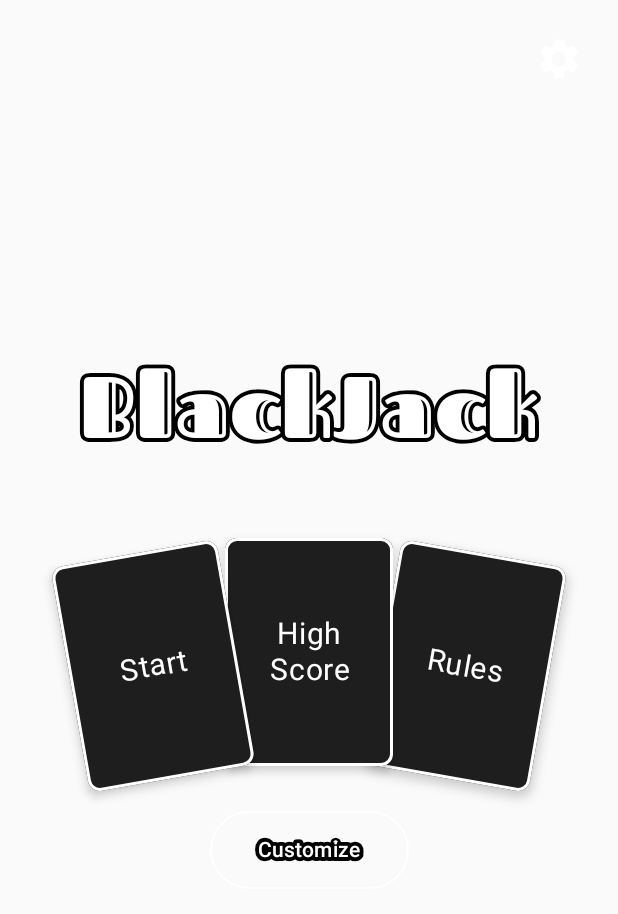
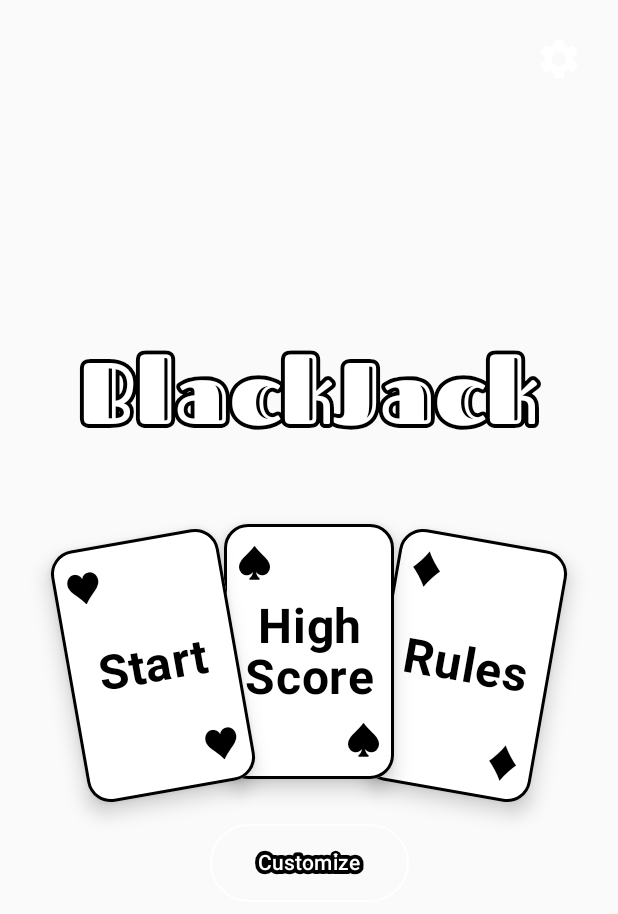
Before and after one commit to MainSkown/BlackJack, an Android app built with Jetpack Compose: the MainActivity screen opened directly, with no data from a screen before it, on a phone screen of 412 x 824 dp. Shown: the top 914 px of the screen. Run offline under Robolectric (Android 15) with nearby library versions, the phone set to English and light mode, and no system bars.

Commit message:
Updated card buttons

```diff
--- a/app/src/main/java/com/mainskown/blackjack/components/CardButton.kt
+++ b/app/src/main/java/com/mainskown/blackjack/components/CardButton.kt
@@ -1,64 +1,71 @@
 package com.mainskown.blackjack.components
 
+import androidx.compose.foundation.background
 import androidx.compose.foundation.border
 import androidx.compose.foundation.clickable
 import androidx.compose.foundation.layout.*
-import androidx.compose.material3.Card
+import androidx.compose.foundation.shape.RoundedCornerShape
 import androidx.compose.material3.Text
 import androidx.compose.runtime.Composable
 import androidx.compose.ui.Modifier
+import androidx.compose.ui.draw.shadow
 import androidx.compose.ui.graphics.Color
+import androidx.compose.ui.text.font.FontWeight
 import androidx.compose.ui.text.style.TextAlign
 import androidx.compose.ui.unit.Dp
 import androidx.compose.ui.unit.dp
 import androidx.compose.ui.unit.sp
 
+
 @Composable
 fun CardButton (
     text: String,
     onClick: () -> Unit,
-    modifier: Modifier,
+    modifier: Modifier = Modifier,
     size: Dp = 150.dp,
-    backgroundColor: Color = Color(0xFF1E1E1E), // Default background color
-    textColor: Color = Color.White, // Default text color
-    outline: Boolean = false, // Optional parameter for outline
-    outlineWidth: Dp = 2.dp, // Default outline width
-    outlineColor: Color = Color(0xFFFFFFFF), // Default outline color
-){
-    Card(
+    textColor: Color = Color.Black,
+    cardSymbol: String
+) {
+    val width = size * 2f / 3f // 2:3 ratio
+    Box(
         modifier = modifier
-            .then(
-                if (outline) {
-                    Modifier
-                        .border(outlineWidth, outlineColor, shape = androidx.compose.foundation.shape.RoundedCornerShape(8.dp))
-                } else {
-                    Modifier
-                }
-            )
+            .width(width)
+            .height(size)
+            .shadow(8.dp, RoundedCornerShape(16.dp), clip = false)
+            .background(Color.White, RoundedCornerShape(16.dp))
+            .border(2.dp, Color.Black, RoundedCornerShape(16.dp))
             .clickable { onClick() },
-
-        shape = androidx.compose.foundation.shape.RoundedCornerShape(8.dp),
-        colors = androidx.compose.material3.CardDefaults.cardColors(
-            containerColor = backgroundColor
-        ),
-        elevation = androidx.compose.material3.CardDefaults.cardElevation(
-            defaultElevation = 4.dp
+        contentAlignment = androidx.compose.ui.Alignment.Center
+    ) {
+        // Left up corner symbol
+        Text(
+            text = cardSymbol,
+            fontSize = 24.sp,
+            color = textColor,
+            textAlign = TextAlign.Center,
+            fontWeight = FontWeight.Bold,
+            modifier = Modifier
+                .padding(start = 8.dp, top = 8.dp)
+                .align(androidx.compose.ui.Alignment.TopStart)
         )
-    ) {
-        val width = size * 2f / 3f // Card should have 2:3 ratio
-        Box(
+        Text(
+            text = text,
+            fontSize = 32.sp,
+            color = textColor,
+            textAlign = TextAlign.Center,
+            fontWeight = FontWeight.Bold,
+            lineHeight = 34.sp
+        )
+        // Right down corner symbol
+        Text(
+            text = cardSymbol,
+            fontSize = 24.sp,
+            color = textColor,
+            textAlign = TextAlign.Center,
+            fontWeight = FontWeight.Bold,
             modifier = Modifier
-                .padding(16.dp)
-                .width(width)
-                .height(size),
-            contentAlignment = androidx.compose.ui.Alignment.Center
-        ) {
-            Text(
-                text = text,
-                fontSize = 20.sp,
-                color = textColor,
-                textAlign = TextAlign.Center
-            )
-        }
+                .padding(end = 8.dp, bottom = 8.dp)
+                .align(androidx.compose.ui.Alignment.BottomEnd)
+        )
     }
 }
--- a/app/src/main/java/com/mainskown/blackjack/components/CardButtonHand.kt
+++ b/app/src/main/java/com/mainskown/blackjack/components/CardButtonHand.kt
@@ -14,7 +14,7 @@ package com.mainskown.blackjack.components
     fun CardButtonHand(
         cards: List<String>,
         onCardClick: (Int) -> Unit,
-        cardSize: Dp = 120.dp,
+        cardSize: Dp = 170.dp,
         rotateStep: Float = 10f,
         arcRadius: Dp = 600.dp
     ) {
@@ -48,7 +48,12 @@ package com.mainskown.blackjack.components
                         .offset(x = x_dp, y = y_dp)
                         .rotate(angle),
                     size = cardSize,
-                    outline = true
+                    cardSymbol = when (reversedIndex){
+                        0 -> "♦"
+                        1 -> "♠"
+                        2 -> "♥"
+                        else -> "♠"
+                    }
                 )
             }
         }
```
